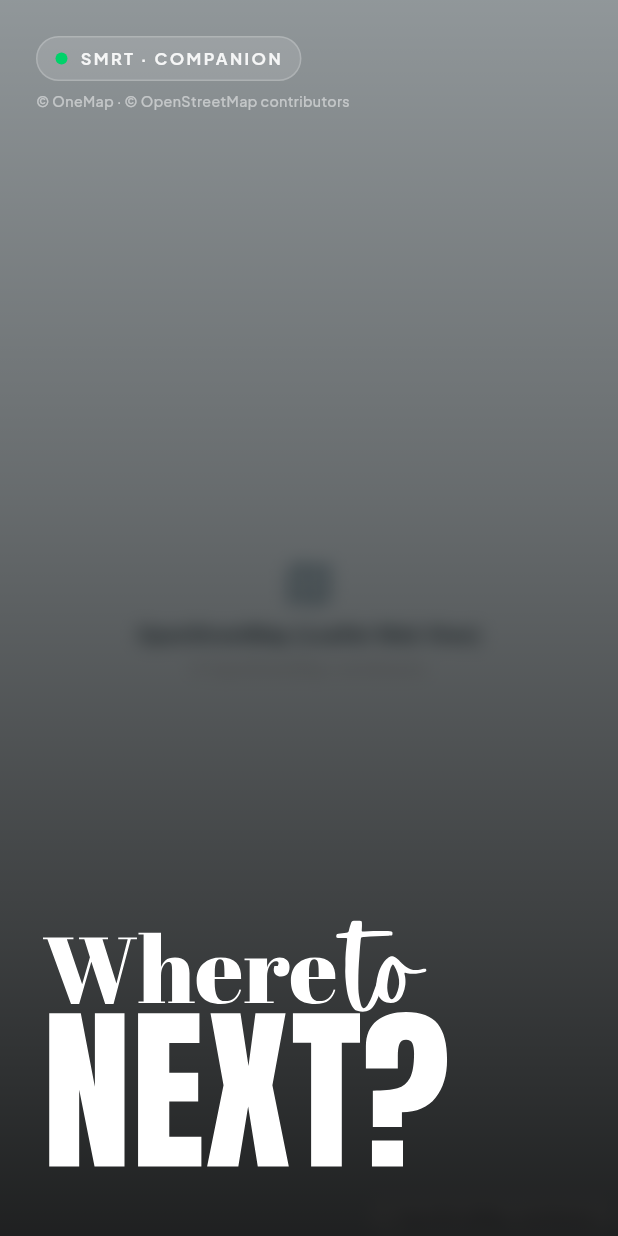
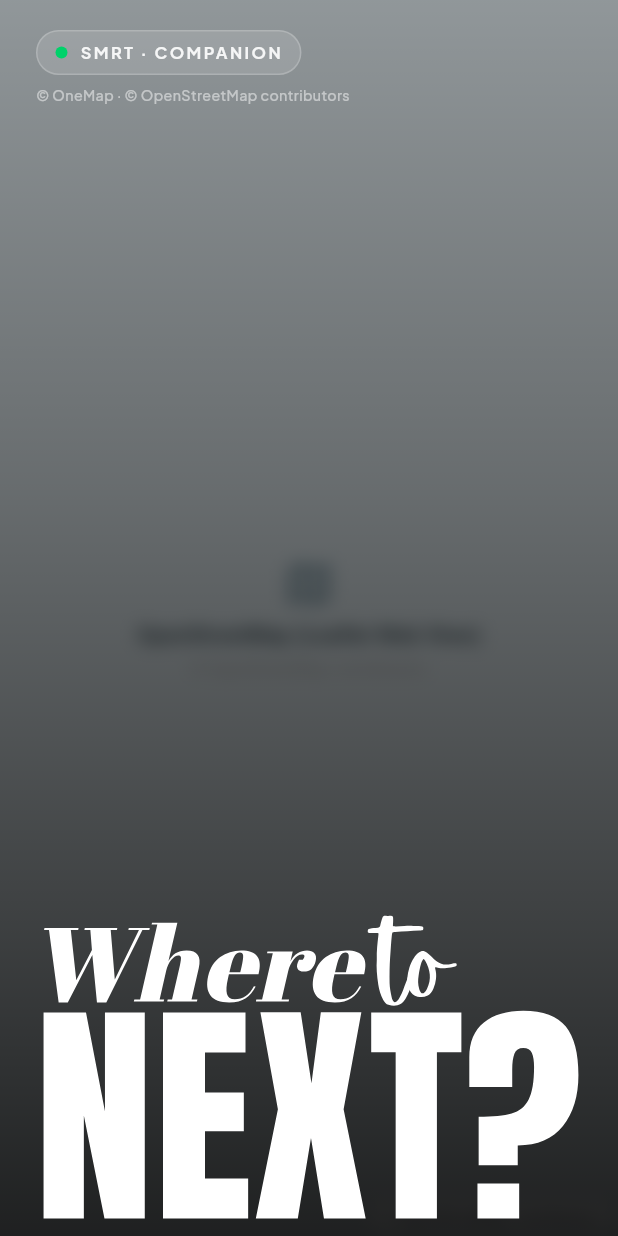
Before and after one commit to KriegerBlitz/SMRT_Travel_Companion, a Flutter app: the screen it shows after launch, on a phone screen of 412 x 824 dp. Run offline on Flutter 3.47's test engine with Material 3 defaults, Android fonts, the phone set to English and light mode, and no system bars; our stand-ins replace flutter_svg, google_fonts, web; missing offline and left inert: dart:js_interop, dart:ui_web.

Commit message:
feat(landing): use assets/NEXT.svg, touch edges of vertical mobile window, and lock mobile framing

```diff
--- a/lib/features/landing/landing_screen.dart
+++ b/lib/features/landing/landing_screen.dart
@@ -97,14 +97,17 @@ class _LandingScreenState extends State<LandingScreen> {
               ),
             ),
 
-            // 3. Foreground Content & Typography (Bottom & Left Justified)
+            // 3. Foreground Content & Typography
             SafeArea(
-              child: Padding(
-                padding: const EdgeInsets.symmetric(horizontal: 24.0, vertical: 24.0),
+              child: Column(
+                crossAxisAlignment: CrossAxisAlignment.stretch,
+                children: [
+                  // Top Brand Badge & Attribution (Padded within mobile frame)
+                  Padding(
+                    padding: const EdgeInsets.symmetric(horizontal: 24.0, vertical: 20.0),
                     child: Column(
                       crossAxisAlignment: CrossAxisAlignment.start,
                       children: [
-                    // Top Brand Badge
                         Container(
                           padding: const EdgeInsets.symmetric(horizontal: 12, vertical: 6),
                           decoration: BoxDecoration(
@@ -147,16 +150,21 @@ class _LandingScreenState extends State<LandingScreen> {
                             fontWeight: FontWeight.w500,
                           ),
                         ),
+                      ],
+                    ),
+                  ),
 
                   // Push content down to the bottom
                   const Spacer(),
 
-                    // Modular Landing Hero (Typography or future custom Canva graphic)
-                    const LandingHeroGraphic(),
+                  // Modular Landing Hero (Touches the left & right edges of the mobile window)
+                  const Flexible(
+                    fit: FlexFit.loose,
+                    child: LandingHeroGraphic(),
+                  ),
 
-                    const SizedBox(height: 12),
+                  const SizedBox(height: 8),
                 ],
-                ),
               ),
             ),
           ],
--- a/lib/features/landing/widgets/landing_hero_graphic.dart
+++ b/lib/features/landing/widgets/landing_hero_graphic.dart
@@ -19,24 +19,21 @@ class LandingHeroGraphic extends StatelessWidget {
     this.customAssetPath,
   });
 
-  static const String _defaultSvgPath = 'assets/data/NEXT.svg';
+  static const String _defaultSvgPath = 'assets/NEXT.svg';
 
   @override
   Widget build(BuildContext context) {
     final assetPath = customAssetPath ?? _defaultSvgPath;
 
-    return ConstrainedBox(
-      constraints: const BoxConstraints(maxHeight: 280),
-      child: SizedBox(
+    return SizedBox(
       width: double.infinity,
       child: SvgPicture.asset(
         assetPath,
         // SVG fill is black — invert to white for the dark background
         colorFilter: const ColorFilter.mode(Colors.white, BlendMode.srcIn),
         fit: BoxFit.contain,
-          alignment: Alignment.bottomLeft,
+        alignment: Alignment.bottomCenter,
         placeholderBuilder: (_) => const DefaultLandingTypography(),
-        ),
       ),
     );
   }
@@ -55,7 +52,9 @@ class DefaultLandingTypography extends StatelessWidget {
       crossAxisAlignment: CrossAxisAlignment.start,
       children: [
         // "Where" and "to" side by side
-        FittedBox(
+        Padding(
+          padding: const EdgeInsets.symmetric(horizontal: 16.0),
+          child: FittedBox(
             fit: BoxFit.scaleDown,
             alignment: Alignment.centerLeft,
             child: Row(
@@ -86,6 +85,7 @@ class DefaultLandingTypography extends StatelessWidget {
             ],
           ),
         ),
+      ),
 
         // Tightly stacked "NEXT?" in ultra-tall Bebas Neue font, bold, full width
         Transform.translate(
--- a/lib/main.dart
+++ b/lib/main.dart
@@ -82,6 +82,8 @@ class _MainNavigationRootState extends State<MainNavigationRoot> {
   }
 }
 
+/// STRICTLY DO NOT TOUCH: The entire app is strictly locked to vertical mobile aspect ratio
+/// (max 430px wide) across all desktop and mobile screens. Do not remove or alter this framing.
 /// Locks aspect ratio to vertical mobile format on wider desktop screens
 /// with ambient matte-dark pillarbox bars on the sides.
 class MobileViewportContainer extends StatelessWidget {
--- a/pubspec.yaml
+++ b/pubspec.yaml
@@ -22,4 +22,5 @@ dev_dependencies:
 flutter:
   uses-material-design: true
   assets:
+    - assets/
     - assets/data/
```
Also changed, not shown: assets/NEXT.svg (added), assets/data/NEXT.svg (deleted). Lines whose indentation alone changed are shown as unchanged.
